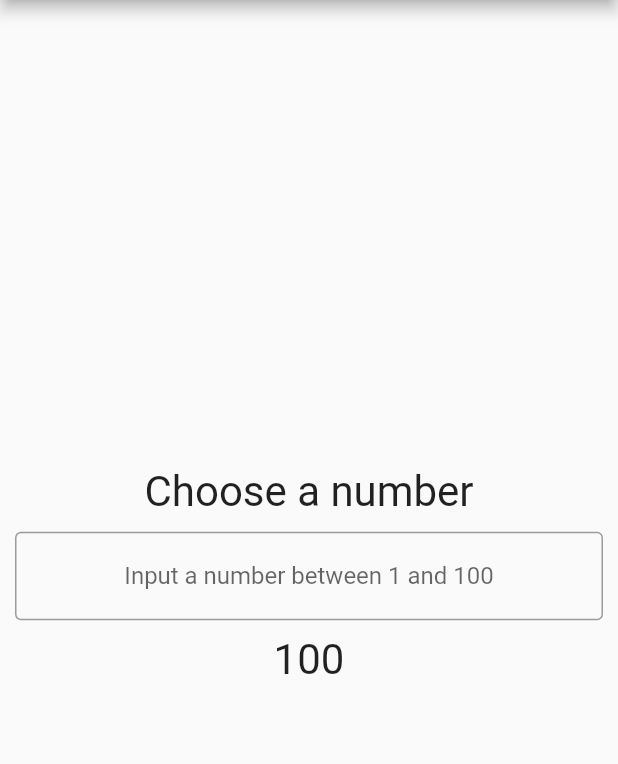
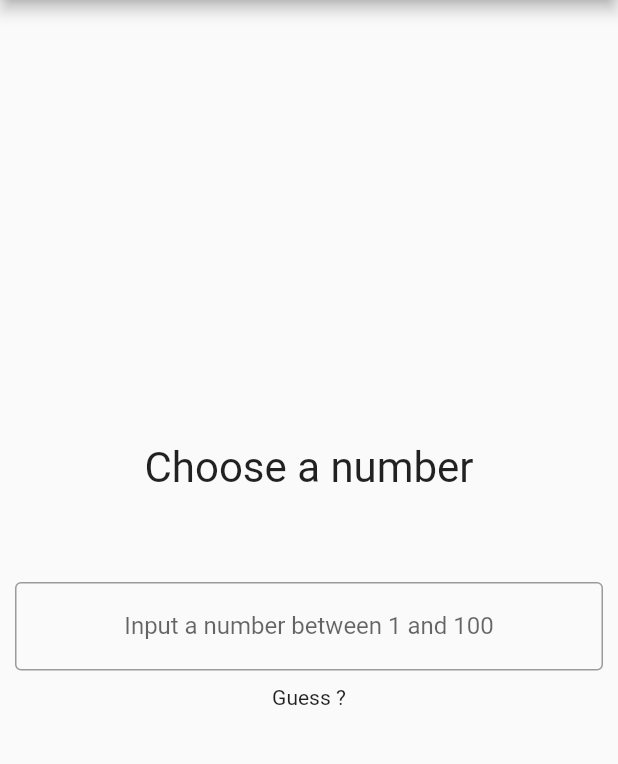
Before and after one commit to agherasie/more_or_less, a Flutter app: the screen it shows after launch, on a phone screen of 412 x 824 dp, the part 84-848 px from its top. Run offline on Flutter 3.47's test engine with Material 2 defaults, Android fonts, the phone set to English and light mode, and no system bars.

Commit message:
[FIX] style

```diff
--- /dev/null
+++ b/lib/hint.dart
@@ -0,0 +1,20 @@
+import "package:flutter/material.dart";
+
+class Hint extends StatelessWidget {
+  final int guess;
+  final String textGuess = "Guess ?";
+  final String textOutOfRange = "Out of range !";
+
+  Hint(this.guess);
+
+  @override
+  Widget build(BuildContext context) {
+    return Container(
+      child: guess >= 0 && guess <= 100
+          ? Text(guess.toString())
+          : guess == -1
+              ? Text(textGuess)
+              : Text(textOutOfRange),
+    );
+  }
+}
--- a/lib/input.dart
+++ b/lib/input.dart
@@ -1,6 +1,7 @@
 import "package:flutter/material.dart";
 import "./result.dart";
 import "./input_field.dart";
+import './hint.dart';
 
 String decideResult(int input, int number) {
   if (number > input) return "More";
@@ -26,7 +27,7 @@ class Input extends StatelessWidget {
           width: 400.0,
           child: InputField(readNumber),
         ),
-        Result(guess.toString()),
+        Hint(guess),
       ],
     );
   }
--- a/lib/main.dart
+++ b/lib/main.dart
@@ -30,12 +30,13 @@ class _MyAppState extends State<MyApp> {
       Random random = new Random();
       number = 1 + random.nextInt(100 - 1);
       resultText = "Choose a number";
+      guess = -1;
     });
   }
 
   int number = 42;
   String resultText = "Choose a number";
-  int guess = 100;
+  int guess = -1;
 
   @override
   Widget build(BuildContext context) {
--- a/lib/result.dart
+++ b/lib/result.dart
@@ -8,6 +8,7 @@ class Result extends StatelessWidget {
   @override
   Widget build(BuildContext context) {
     return Container(
+      margin: const EdgeInsets.only(bottom: 50.0),
       width: double.infinity,
       child: Text(
         text,
```
